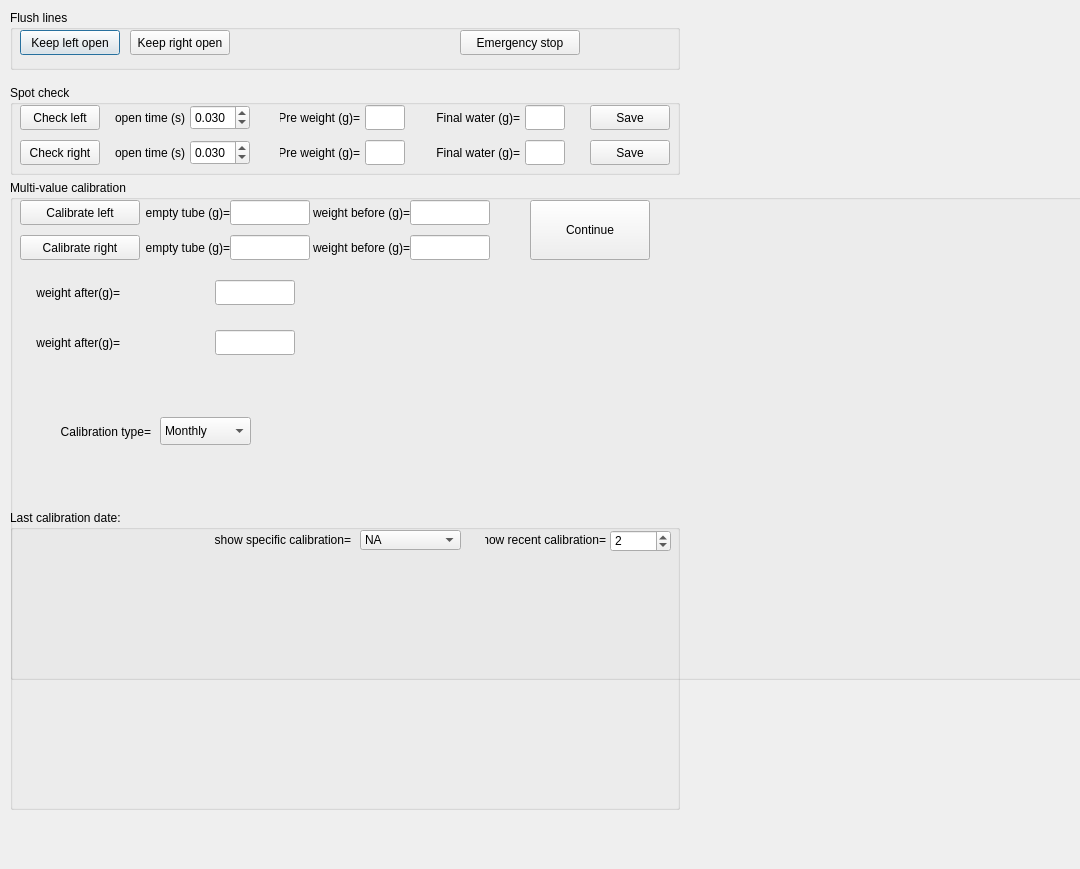
The window that src/foraging_gui/Calibration.ui (AllenNeuralDynamics/dynamic-foraging-task) describes before a commit, drawn with Qt 5.
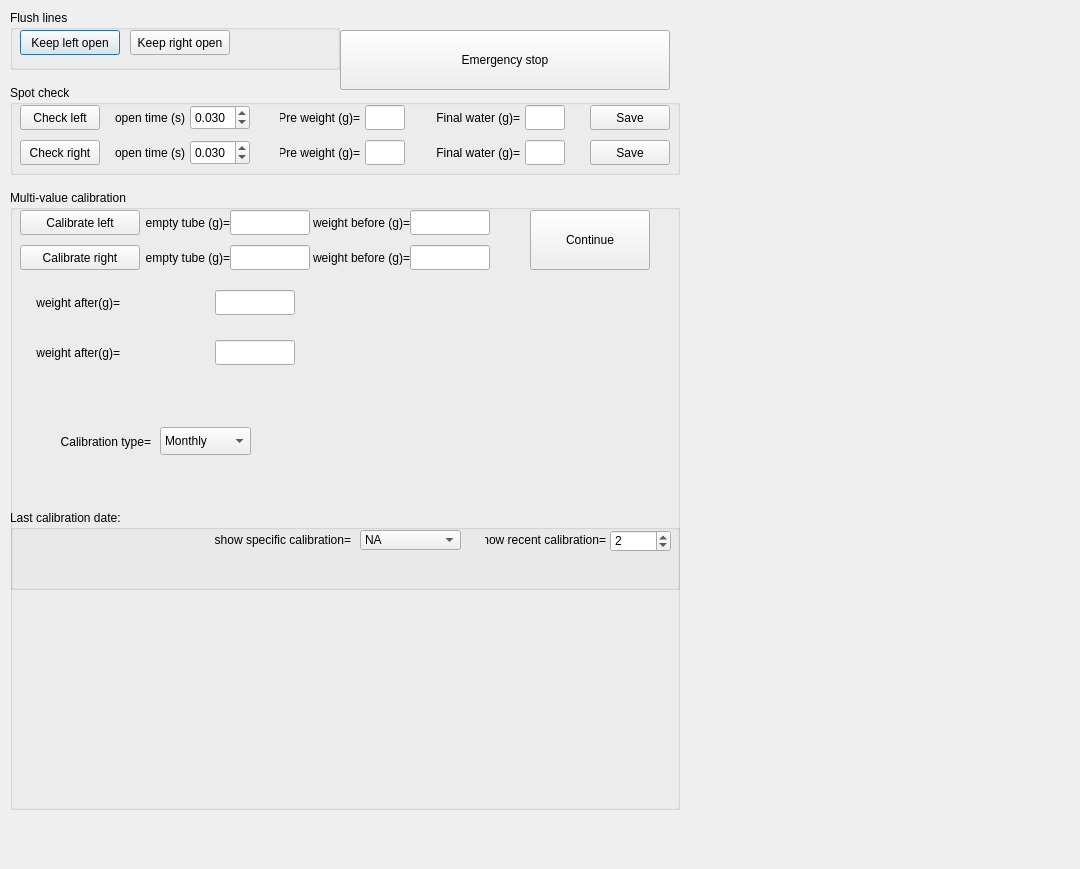
The same window after the commit.

The edit to the form file:
```diff
--- a/src/foraging_gui/Calibration.ui
+++ b/src/foraging_gui/Calibration.ui
@@ -127,7 +127,7 @@
             <rect>
                 <x>10</x>
                 <y>10</y>
-                <width>670</width>
+                <width>330</width>
                 <height>60</height>
             </rect>
         </property>
@@ -166,13 +166,14 @@
                 <bool>true</bool>
             </property>
         </widget>
+    </widget>
         <widget class="QPushButton" name="EmergencyStop">
             <property name="geometry">
                 <rect>
-                    <x>450</x>
-                    <y>20</y>
-                    <width>120</width>
-                    <height>25</height>
+                <x>340</x>
+                <y>30</y>
+                <width>330</width>
+                <height>60</height>
                 </rect>
             </property>
             <property name="text">
@@ -182,8 +183,6 @@
                 <bool>true</bool>
             </property>
         </widget>
-
-    </widget>
     <widget class="QGroupBox" name="groupBox">
         <property name="geometry">
             <rect>
@@ -469,9 +468,9 @@
         <property name="geometry">
             <rect>
                 <x>10</x>
-                <y>180</y>
-                <width>1200</width>
-                <height>500</height>
+                <y>190</y>
+                <width>670</width>
+                <height>400</height>
             </rect>
         </property>
         <property name="title">
```
Lines whose indentation alone changed are shown as unchanged.
